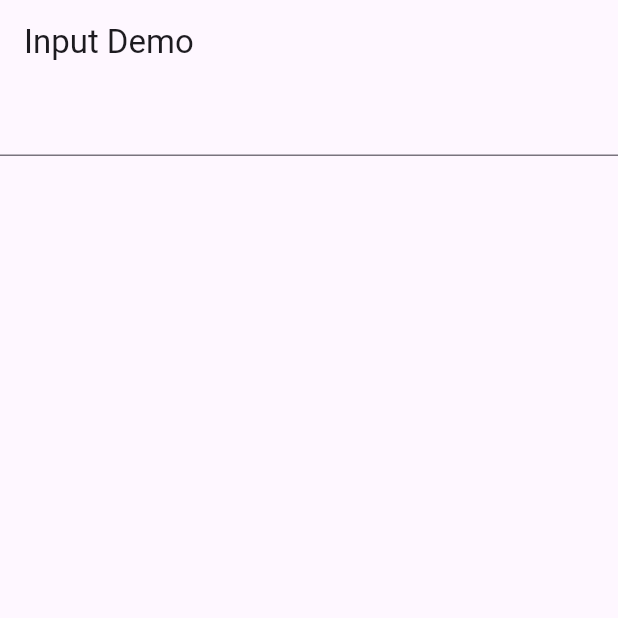
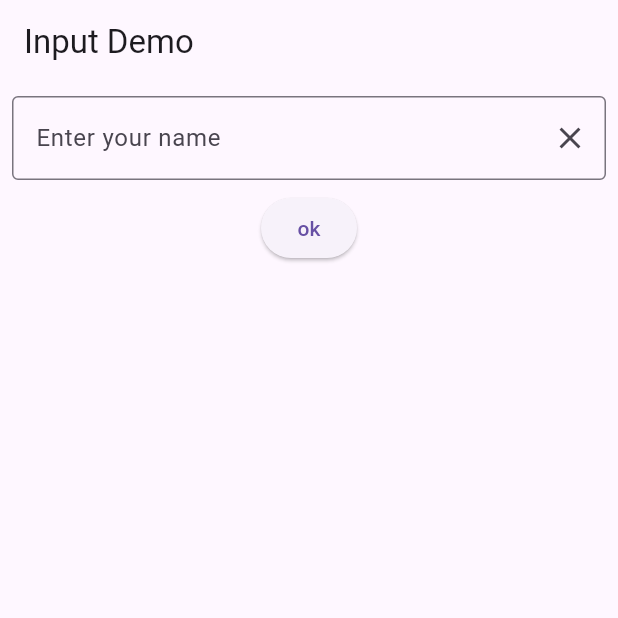
Before and after one commit to 6631501193-blip/flutter_application_, a Flutter app: the screen it shows after launch, on a phone screen of 412 x 824 dp, the top half of it. Run offline on Flutter 3.47's test engine with Material 3 defaults, Android fonts, the phone set to English and light mode, and no system bars.

Commit message:
Update the textfield with decoration and clear button

```diff
--- a/lib/week04/input_demo.dart
+++ b/lib/week04/input_demo.dart
@@ -8,21 +8,42 @@ class InputDemo extends StatefulWidget {
 }
 
 class _InputDemoState extends State<InputDemo> {
+  // state variables
   String message = '';
+  TextEditingController tcName = TextEditingController();
+  // functions
+  void updateText() {
+    setState(() {
+      message = tcName.text;
+    });
+  }
+
   @override
   Widget build(BuildContext context) {
     return Scaffold(
       appBar: AppBar(title: Text('Input Demo')),
       body: Column(
         children: [
-          TextField(
-        onChanged: (String txt){
-          // debugPrint(txt);
-          setState(() {
-            message = txt;
-          });
-        }
-      ),
+          Padding(
+            padding: const EdgeInsets.all(8.0),
+            child: TextField(
+                    decoration: InputDecoration(
+                      border:OutlineInputBorder(),
+                      labelText: 'Enter your name',
+                      suffixIcon: IconButton(
+                        onPressed: () => tcName.clear(),
+                        icon: Icon(Icons.clear),
+                        ),
+                      ),
+                    controller: tcName,
+                    ),
+          ),
+        ElevatedButton(
+          //  onPressed: () => updateText(),
+          onPressed: updateText,
+            child: Text('ok')
+        ),
+        SizedBox(height: 20,),
       Text(message),
         ],
       ),
```
